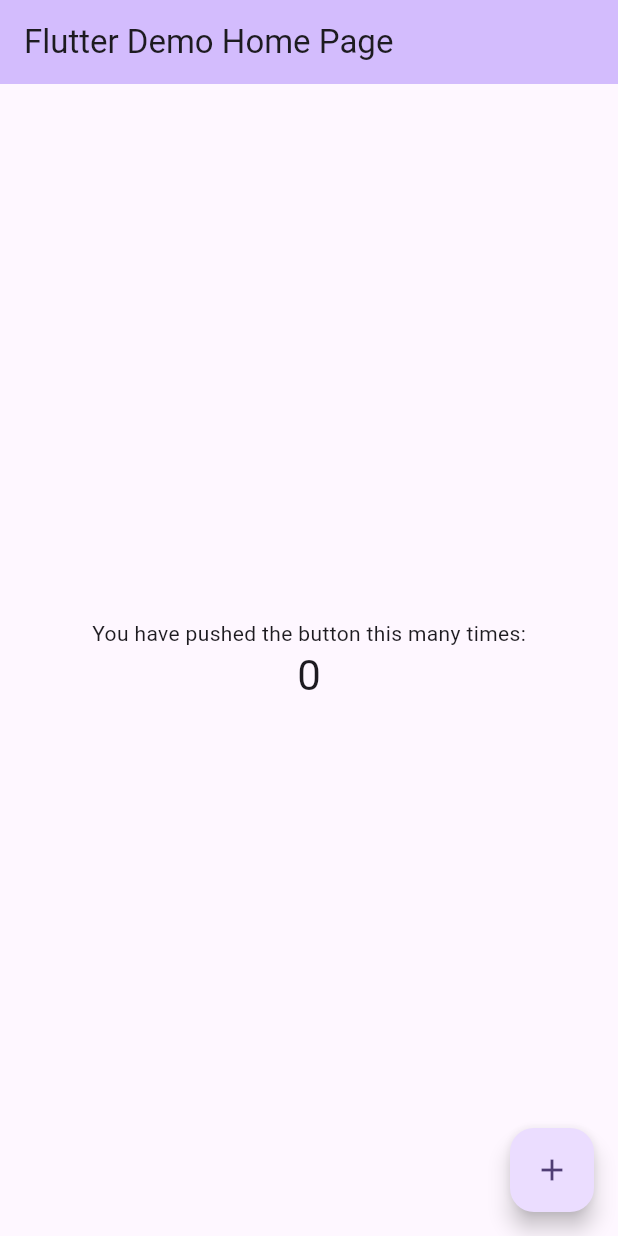
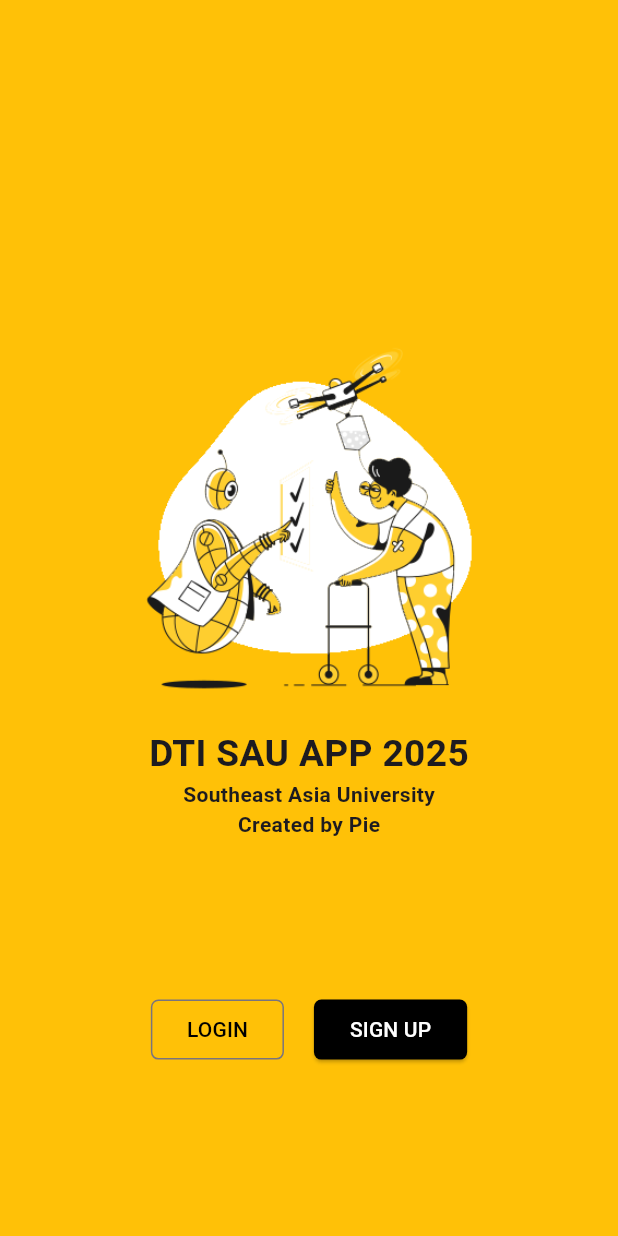
Before and after one commit to s6652410031/dti_sau_project, a Flutter app: the screen it shows after launch, on a phone screen of 412 x 824 dp. Run offline on Flutter 3.47's test engine with Material 3 defaults, Android fonts, the phone set to English and light mode, and no system bars.

Commit message:
v.2 welcomeUI complete

```diff
--- a/lib/main.dart
+++ b/lib/main.dart
@@ -1,125 +1,27 @@
 import 'package:flutter/material.dart';
+import 'package:flutter_application_1/views/welcome_ui.dart';
 
 void main() {
-  runApp(const MyApp());
+  runApp(
+    // Call the main widget class of the app
+    const DtiSau(),
+  );
 }
 
-class MyApp extends StatelessWidget {
-  const MyApp({super.key});
+//-------------------------
+class DtiSau extends StatefulWidget {
+  const DtiSau({super.key});
 
-  // This widget is the root of your application.
+  @override
+  State<DtiSau> createState() => _DtiSauState();
+}
+
+class _DtiSauState extends State<DtiSau> {
   @override
   Widget build(BuildContext context) {
-    return MaterialApp(
-      title: 'Flutter Demo',
-      theme: ThemeData(
-        // This is the theme of your application.
-        //
-        // TRY THIS: Try running your application with "flutter run". You'll see
-        // the application has a purple toolbar. Then, without quitting the app,
-        // try changing the seedColor in the colorScheme below to Colors.green
-        // and then invoke "hot reload" (save your changes or press the "hot
-        // reload" button in a Flutter-supported IDE, or press "r" if you used
-        // the command line to start the app).
-        //
-        // Notice that the counter didn't reset back to zero; the application
-        // state is not lost during the reload. To reset the state, use hot
-        // restart instead.
-        //
-        // This works for code too, not just values: Most code changes can be
-        // tested with just a hot reload.
-        colorScheme: ColorScheme.fromSeed(seedColor: Colors.deepPurple),
-        useMaterial3: true,
-      ),
-      home: const MyHomePage(title: 'Flutter Demo Home Page'),
+    return const MaterialApp(
+      debugShowCheckedModeBanner: false,
+      home: WelcomeUI(), // Corrected to instantiate WelcomeUI
     );
   }
 }
-
-class MyHomePage extends StatefulWidget {
-  const MyHomePage({super.key, required this.title});
-
-  // This widget is the home page of your application. It is stateful, meaning
-  // that it has a State object (defined below) that contains fields that affect
-  // how it looks.
-
-  // This class is the configuration for the state. It holds the values (in this
-  // case the title) provided by the parent (in this case the App widget) and
-  // used by the build method of the State. Fields in a Widget subclass are
-  // always marked "final".
-
-  final String title;
-
-  @override
-  State<MyHomePage> createState() => _MyHomePageState();
-}
-
-class _MyHomePageState extends State<MyHomePage> {
-  int _counter = 0;
-
-  void _incrementCounter() {
-    setState(() {
-      // This call to setState tells the Flutter framework that something has
-      // changed in this State, which causes it to rerun the build method below
-      // so that the display can reflect the updated values. If we changed
-      // _counter without calling setState(), then the build method would not be
-      // called again, and so nothing would appear to happen.
-      _counter++;
-    });
-  }
-
-  @override
-  Widget build(BuildContext context) {
-    // This method is rerun every time setState is called, for instance as done
-    // by the _incrementCounter method above.
-    //
-    // The Flutter framework has been optimized to make rerunning build methods
-    // fast, so that you can just rebuild anything that needs updating rather
-    // than having to individually change instances of widgets.
-    return Scaffold(
-      appBar: AppBar(
-        // TRY THIS: Try changing the color here to a specific color (to
-        // Colors.amber, perhaps?) and trigger a hot reload to see the AppBar
-        // change color while the other colors stay the same.
-        backgroundColor: Theme.of(context).colorScheme.inversePrimary,
-        // Here we take the value from the MyHomePage object that was created by
-        // the App.build method, and use it to set our appbar title.
-        title: Text(widget.title),
-      ),
-      body: Center(
-        // Center is a layout widget. It takes a single child and positions it
-        // in the middle of the parent.
-        child: Column(
-          // Column is also a layout widget. It takes a list of children and
-          // arranges them vertically. By default, it sizes itself to fit its
-          // children horizontally, and tries to be as tall as its parent.
-          //
-          // Column has various properties to control how it sizes itself and
-          // how it positions its children. Here we use mainAxisAlignment to
-          // center the children vertically; the main axis here is the vertical
-          // axis because Columns are vertical (the cross axis would be
-          // horizontal).
-          //
-          // TRY THIS: Invoke "debug painting" (choose the "Toggle Debug Paint"
-          // action in the IDE, or press "p" in the console), to see the
-          // wireframe for each widget.
-          mainAxisAlignment: MainAxisAlignment.center,
-          children: <Widget>[
-            const Text(
-              'You have pushed the button this many times:',
-            ),
-            Text(
-              '$_counter',
-              style: Theme.of(context).textTheme.headlineMedium,
-            ),
-          ],
-        ),
-      ),
-      floatingActionButton: FloatingActionButton(
-        onPressed: _incrementCounter,
-        tooltip: 'Increment',
-        child: const Icon(Icons.add),
-      ), // This trailing comma makes auto-formatting nicer for build methods.
-    );
-  }
-}
--- /dev/null
+++ b/lib/views/login_ui.dart
@@ -0,0 +1,15 @@
+import 'package:flutter/material.dart';
+
+class LoginUI extends StatefulWidget {
+  const LoginUI({super.key});
+
+  @override
+  State<LoginUI> createState() => _LoginUIState();
+}
+
+class _LoginUIState extends State<LoginUI> {
+  @override
+  Widget build(BuildContext context) {
+    return Scaffold();
+  }
+}
--- /dev/null
+++ b/lib/views/signup_ui.dart
@@ -0,0 +1,15 @@
+import 'package:flutter/material.dart';
+
+class SignupUI extends StatefulWidget {
+  const SignupUI({super.key});
+
+  @override
+  State<SignupUI> createState() => _SignupUIState();
+}
+
+class _SignupUIState extends State<SignupUI> {
+  @override
+  Widget build(BuildContext context) {
+    return Scaffold();
+  }
+}
--- /dev/null
+++ b/lib/views/welcome_ui.dart
@@ -0,0 +1,92 @@
+import 'package:flutter/material.dart';
+
+class WelcomeUI extends StatefulWidget {
+  const WelcomeUI({super.key});
+
+  @override
+  State<WelcomeUI> createState() => _WelcomeUIState();
+}
+
+class _WelcomeUIState extends State<WelcomeUI> {
+  @override
+  Widget build(BuildContext context) {
+    return Scaffold(
+      backgroundColor: Colors.amber,
+      body: Center(
+        child: Column(
+          mainAxisAlignment: MainAxisAlignment.center, // Center the column
+          children: [
+            SizedBox(
+              height: MediaQuery.of(context).size.height * 0.125,
+            ),
+            Image.asset(
+              'assets/images/logo.png',
+              width: MediaQuery.of(context).size.width * 0.65,
+            ),
+            Text(
+              'DTI SAU APP 2025',
+              style: TextStyle(
+                fontSize: MediaQuery.of(context).size.height * 0.03,
+                fontWeight: FontWeight.bold,
+              ),
+            ),
+            Text(
+              'Southeast Asia University',
+              style: TextStyle(
+                fontWeight: FontWeight.bold,
+              ),
+            ),
+            Text(
+              'Created by Pie',
+              style: TextStyle(
+                fontWeight: FontWeight.bold,
+              ),
+            ),
+            SizedBox(
+              height: MediaQuery.of(context).size.height * 0.125,
+            ),
+            Row(
+              mainAxisAlignment: MainAxisAlignment.center,
+              children: [
+                OutlinedButton(
+                  onPressed: () {
+                    // Add your login logic here
+                  },
+                  child: Text(
+                    'LOGIN',
+                    style: TextStyle(
+                      color: Colors.black,
+                    ),
+                  ),
+                  style: OutlinedButton.styleFrom(
+                    shape: RoundedRectangleBorder(
+                      borderRadius: BorderRadius.circular(5.0),
+                    ),
+                  ),
+                ),
+                SizedBox(width: 20), // Add some space between buttons
+                ElevatedButton(
+                  onPressed: () {
+                    // Add your sign-up logic here
+                  },
+                  child: Text(
+                    'SIGN UP',
+                    style: TextStyle(
+                      color: Colors.white,
+                    ),
+                  ),
+                  style: ElevatedButton.styleFrom(
+                    shape: RoundedRectangleBorder(
+                      borderRadius: BorderRadius.circular(5.0),
+                    ),
+                    backgroundColor: Colors.black, // Set background color for ElevatedButton
+                  ),
+                ),
+              ],
+            ),
+          ],
+        ),
+      ),
+    );
+  }
+}
```
